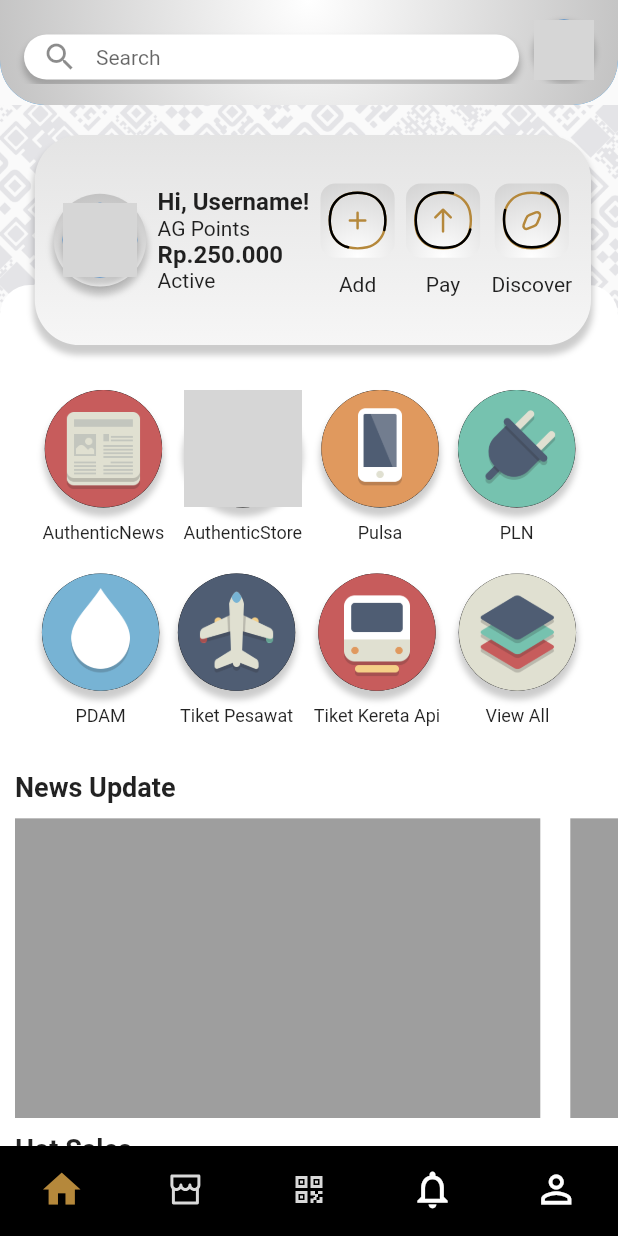
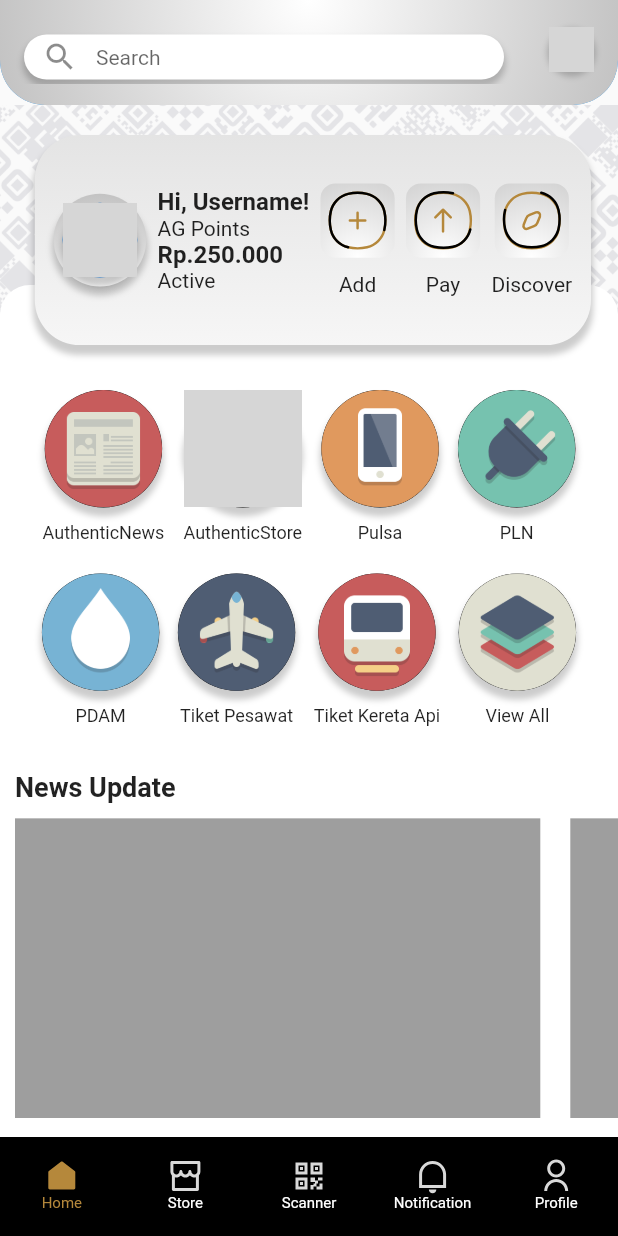
Before and after one commit to syifahasan/agt, a Flutter app: the MainPage screen opened directly, on a phone screen of 412 x 824 dp. Run offline on Flutter 3.47's test engine with Material 2 defaults, Android fonts, the phone set to English and light mode, and no system bars; our stand-ins replace flutter_svg; network calls fail; Roboto replaces fonts that are missing (SFProDisplay); grey boxes are pictures that could not be loaded.

Commit message:
adding navbar label

```diff
--- a/lib/pages/home.dart
+++ b/lib/pages/home.dart
@@ -37,7 +37,7 @@ class HomePage extends StatelessWidget {
               children: [
                 Expanded(
                   child: Container(
-                    margin: EdgeInsets.only(top: 20),
+                    margin: EdgeInsets.only(top: 20, right: 20),
                     decoration: BoxDecoration(
                       borderRadius: BorderRadius.all(Radius.circular(20)),
                       boxShadow: [
@@ -76,6 +76,8 @@ class HomePage extends StatelessWidget {
                 ),
                 SizedBox(width: 10.0),
                 Container(
+                  width: 30,
+                  height: 30,
                   decoration: BoxDecoration(boxShadow: [
                     BoxShadow(
                       color: Colors.black.withOpacity(0.2),
--- a/lib/utils/navigationBar.dart
+++ b/lib/utils/navigationBar.dart
@@ -51,52 +51,161 @@ class _MainPageState extends State<MainPage> {
         items: [
           BottomNavigationBarItem(
             icon: _currentPage == 0
-                ? Icon(
-                    Icons.home,
+                ? Column(
+                    children: [
+                      SvgPicture.asset(
+                        'assets/icons/navbar/HomeSelected.svg',
+                      ),
+                      Text(
+                        "Home",
+                        style: TextStyle(
+                          fontSize: 10,
                           color: Color.fromARGB(255, 181, 136, 59),
+                        ),
+                      ),
+                    ],
                   )
-                : Icon(
-                    Icons.home_outlined,
+                : Column(
+                    children: [
+                      SvgPicture.asset(
+                        'assets/icons/navbar/Home.svg',
+                      ),
+                      Text(
+                        'Home',
+                        style: TextStyle(
+                          fontSize: 10,
                           color: Colors.white,
+                        ),
+                      )
+                    ],
                   ),
             label: "Home",
           ),
           BottomNavigationBarItem(
             icon: _currentPage == 1
-                ? SvgPicture.asset(
+                ? Column(
+                    children: [
+                      SvgPicture.asset(
                         'assets/icons/navbar/StoreSelected.svg',
+                      ),
+                      Text(
+                        "Store",
+                        style: TextStyle(
+                          fontSize: 10,
+                          color: Color.fromARGB(255, 181, 136, 59),
+                        ),
+                      ),
+                    ],
                   )
-                : SvgPicture.asset('assets/icons/navbar/Store.svg'),
+                : Column(
+                    children: [
+                      SvgPicture.asset(
+                        'assets/icons/navbar/Store.svg',
+                      ),
+                      Text(
+                        'Store',
+                        style: TextStyle(
+                          fontSize: 10,
+                          color: Colors.white,
+                        ),
+                      )
+                    ],
+                  ),
             label: "Store",
           ),
           BottomNavigationBarItem(
             icon: _currentPage == 2
-                ? SvgPicture.asset('assets/icons/navbar/Scanner.svg',
-                    color: Color.fromARGB(255, 181, 136, 59))
-                : SvgPicture.asset('assets/icons/navbar/Scanner.svg'),
+                ? Column(
+                    children: [
+                      SvgPicture.asset(
+                        'assets/icons/navbar/ScannerSeleted.svg',
+                      ),
+                      Text(
+                        "Scanner",
+                        style: TextStyle(
+                          fontSize: 10,
+                          color: Color.fromARGB(255, 181, 136, 59),
+                        ),
+                      ),
+                    ],
+                  )
+                : Column(
+                    children: [
+                      SvgPicture.asset(
+                        'assets/icons/navbar/Scanner.svg',
+                      ),
+                      Text(
+                        'Scanner',
+                        style: TextStyle(
+                          fontSize: 10,
+                          color: Colors.white,
+                        ),
+                      )
+                    ],
+                  ),
             label: "Scanner",
           ),
           BottomNavigationBarItem(
             icon: _currentPage == 3
-                ? Icon(
-                    Icons.notifications,
+                ? Column(
+                    children: [
+                      SvgPicture.asset(
+                        'assets/icons/navbar/NotificationSelected.svg',
+                      ),
+                      Text(
+                        "Notification",
+                        style: TextStyle(
+                          fontSize: 10,
                           color: Color.fromARGB(255, 181, 136, 59),
+                        ),
+                      ),
+                    ],
                   )
-                : Icon(
-                    Icons.notifications_outlined,
+                : Column(
+                    children: [
+                      SvgPicture.asset(
+                        'assets/icons/navbar/Notification.svg',
+                      ),
+                      Text(
+                        'Notification',
+                        style: TextStyle(
+                          fontSize: 10,
                           color: Colors.white,
+                        ),
+                      )
+                    ],
                   ),
             label: "Notifications",
           ),
           BottomNavigationBarItem(
             icon: _currentPage == 4
-                ? Icon(
-                    Icons.person,
+                ? Column(
+                    children: [
+                      SvgPicture.asset(
+                        'assets/icons/navbar/ProfileSelected.svg',
+                      ),
+                      Text(
+                        "Profile",
+                        style: TextStyle(
+                          fontSize: 10,
                           color: Color.fromARGB(255, 181, 136, 59),
+                        ),
+                      ),
+                    ],
                   )
-                : Icon(
-                    Icons.person_outline,
+                : Column(
+                    children: [
+                      SvgPicture.asset(
+                        'assets/icons/navbar/Profile.svg',
+                      ),
+                      Text(
+                        'Profile',
+                        style: TextStyle(
+                          fontSize: 10,
                           color: Colors.white,
+                        ),
+                      ),
+                    ],
                   ),
             label: "Account",
           ),
```
Also changed, not shown: pubspec.yaml (+9 -0 lines). Lines whose indentation alone changed are shown as unchanged.
